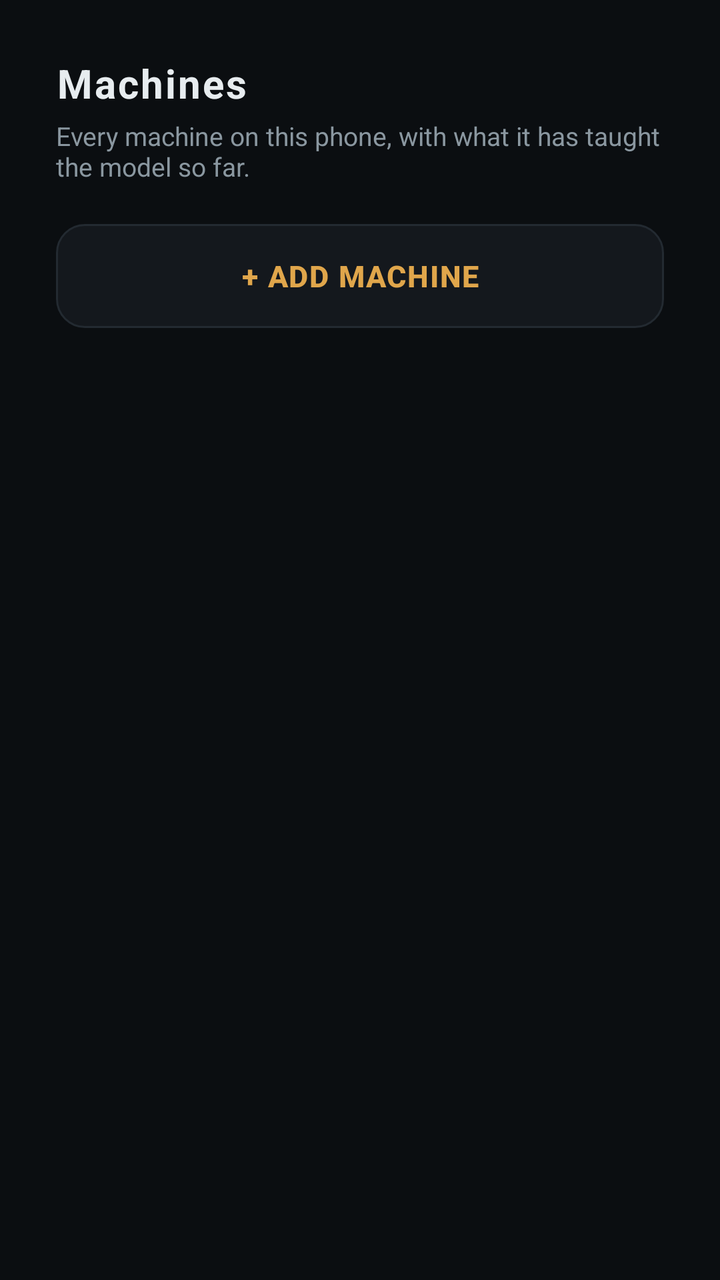
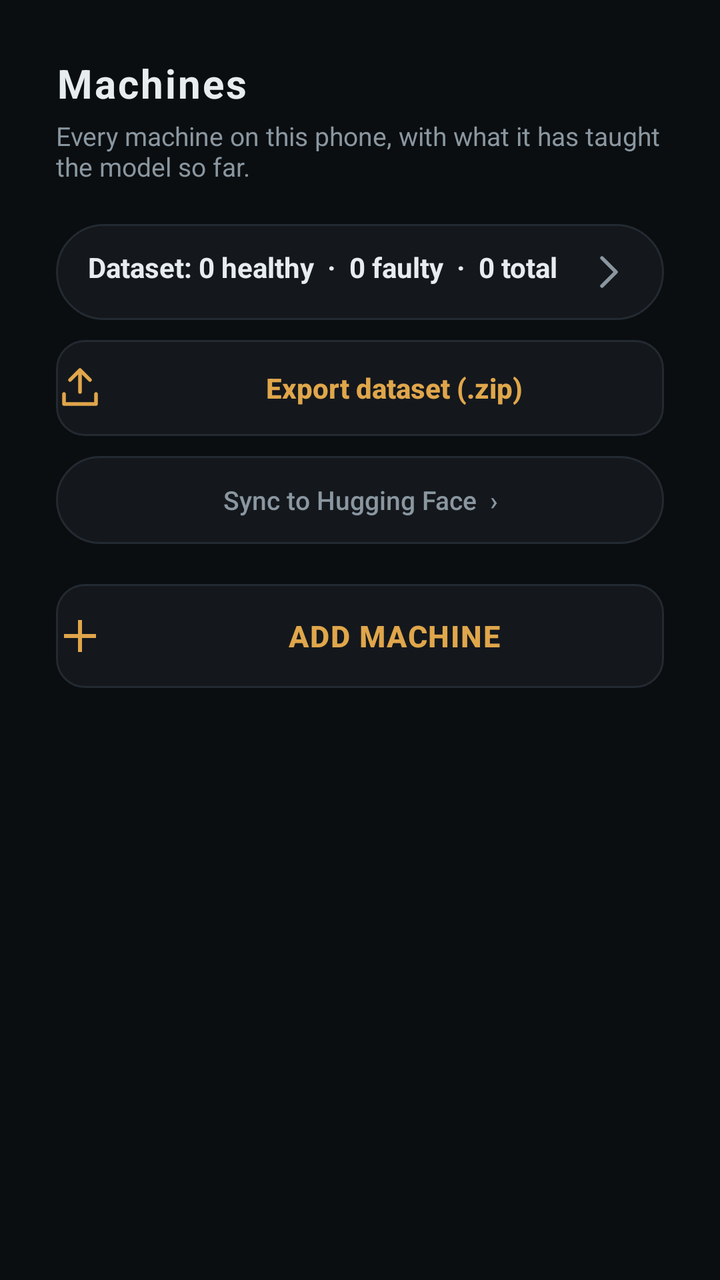

Two renders of the same Android screen: before a commit and after it. Below are the layout's source before the change and the commit's diff.
<!-- AndroidManifest.xml: application theme Theme.Injini -->
<!-- res/layout/activity_machine_list.xml -->
<?xml version="1.0" encoding="utf-8"?>
<androidx.constraintlayout.widget.ConstraintLayout
    android:id="@+id/listRoot"
    xmlns:android="http://schemas.android.com/apk/res/android"
    xmlns:app="http://schemas.android.com/apk/res-auto"
    android:layout_width="match_parent"
    android:layout_height="match_parent"
    android:background="@color/injini_bg"
    android:padding="28dp">

    <TextView
        android:id="@+id/title"
        android:layout_width="wrap_content"
        android:layout_height="wrap_content"
        android:text="Machines"
        android:textColor="@color/injini_text"
        android:textSize="20sp"
        android:letterSpacing="0.05"
        android:textStyle="bold"
        app:layout_constraintTop_toTopOf="parent"
        app:layout_constraintStart_toStartOf="parent" />

    <TextView
        android:id="@+id/subtitle"
        android:layout_width="0dp"
        android:layout_height="wrap_content"
        android:layout_marginTop="4dp"
        android:text="Every machine on this phone, with what it has taught the model so far."
        android:textColor="@color/injini_dim"
        android:textSize="13sp"
        app:layout_constraintTop_toBottomOf="@id/title"
        app:layout_constraintStart_toStartOf="parent"
        app:layout_constraintEnd_toEndOf="parent" />

    <androidx.appcompat.widget.AppCompatButton
        android:id="@+id/addMachineButton"
        android:layout_width="0dp"
        android:layout_height="52dp"
        android:layout_marginTop="20dp"
        android:background="@drawable/bg_button"
        android:text="+ Add machine"
        android:textColor="@color/injini_amber"
        android:textSize="15sp"
        android:textStyle="bold"
        android:letterSpacing="0.04"
        android:stateListAnimator="@null"
        app:layout_constraintTop_toBottomOf="@id/subtitle"
        app:layout_constraintStart_toStartOf="parent"
        app:layout_constraintEnd_toEndOf="parent" />

    <ScrollView
        android:layout_width="0dp"
        android:layout_height="0dp"
        android:layout_marginTop="20dp"
        app:layout_constraintTop_toBottomOf="@id/addMachineButton"
        app:layout_constraintBottom_toBottomOf="parent"
        app:layout_constraintStart_toStartOf="parent"
        app:layout_constraintEnd_toEndOf="parent">

        <LinearLayout
            android:id="@+id/machineList"
            android:layout_width="match_parent"
            android:layout_height="wrap_content"
            android:orientation="vertical" />
    </ScrollView>

</androidx.constraintlayout.widget.ConstraintLayout>
<!-- resources referenced by this layout -->
<resources>
  <color name="injini_amber">#E0A64B</color>
  <color name="injini_bg">#0B0E11</color>
  <color name="injini_dim">#8A97A0</color>
  <color name="injini_text">#E7ECEF</color>
  <!-- drawable bg_button (drawable) -->
  <?xml version="1.0" encoding="utf-8"?>
  <shape xmlns:android="http://schemas.android.com/apk/res/android" android:shape="rectangle">
      <solid android:color="@color/injini_surface" />
      <stroke android:width="1dp" android:color="@color/injini_line" />
      <corners android:radius="14dp" />
  </shape>
  <style name="Theme.Injini" parent="Theme.MaterialComponents.DayNight.NoActionBar">
          <item name="colorPrimary">@color/injini_amber</item>
          <item name="colorSecondary">@color/injini_green</item>
          <item name="android:windowBackground">@color/injini_bg</item>
          <item name="android:statusBarColor">@color/injini_bg</item>
          <item name="android:navigationBarColor">@color/injini_bg</item>
          <item name="android:windowLightStatusBar">false</item>
      </style>
  <color name="injini_surface">#14181D</color>
  <color name="injini_line">#232A31</color>
  <color name="injini_green">#5BB98C</color>
</resources>

<!-- the commit's change to res/layout/activity_machine_list.xml (unified diff, before → after) -->
@@ -32,19 +32,76 @@
         app:layout_constraintStart_toStartOf="parent"
         app:layout_constraintEnd_toEndOf="parent" />
 
+    
+    <TextView
+        android:id="@+id/datasetCard"
+        android:layout_width="0dp"
+        android:layout_height="wrap_content"
+        android:layout_marginTop="20dp"
+        android:layerType="software"
+        android:background="@drawable/bg_chip"
+        android:drawableEnd="@drawable/ic_chevron_24"
+        android:paddingHorizontal="16dp"
+        android:paddingVertical="12dp"
+        android:text="Dataset: 0 healthy  ·  0 faulty  ·  0 total"
+        android:textColor="@color/injini_text"
+        android:textSize="14sp"
+        android:textStyle="bold"
+        app:layout_constraintTop_toBottomOf="@id/subtitle"
+        app:layout_constraintStart_toStartOf="parent"
+        app:layout_constraintEnd_toEndOf="parent" />
+
+    <androidx.appcompat.widget.AppCompatButton
+        android:id="@+id/exportButton"
+        android:layout_width="0dp"
+        android:layout_height="48dp"
+        android:layout_marginTop="10dp"
+        android:layerType="software"
+        android:background="@drawable/bg_button"
+        android:drawableStart="@drawable/ic_export_24"
+        android:drawablePadding="10dp"
+        android:text="Export dataset (.zip)"
+        android:textColor="@color/injini_amber"
+        android:textSize="14sp"
+        android:textStyle="bold"
+        android:textAllCaps="false"
+        android:stateListAnimator="@null"
+        app:layout_constraintTop_toBottomOf="@id/datasetCard"
+        app:layout_constraintStart_toStartOf="parent"
+        app:layout_constraintEnd_toEndOf="parent" />
+
+    <androidx.appcompat.widget.AppCompatButton
+        android:id="@+id/hfSyncButton"
+        android:layout_width="0dp"
+        android:layout_height="44dp"
+        android:layout_marginTop="10dp"
+        android:layerType="software"
+        android:background="@drawable/bg_chip"
+        android:text="Sync to Hugging Face  ›"
+        android:textColor="@color/injini_dim"
+        android:textSize="13sp"
+        android:textAllCaps="false"
+        android:stateListAnimator="@null"
+        app:layout_constraintTop_toBottomOf="@id/exportButton"
+        app:layout_constraintStart_toStartOf="parent"
+        app:layout_constraintEnd_toEndOf="parent" />
+
     <androidx.appcompat.widget.AppCompatButton
         android:id="@+id/addMachineButton"
         android:layout_width="0dp"
         android:layout_height="52dp"
         android:layout_marginTop="20dp"
+        android:layerType="software"
         android:background="@drawable/bg_button"
-        android:text="+ Add machine"
+        android:drawableStart="@drawable/ic_add_24"
+        android:drawablePadding="10dp"
+        android:text="Add machine"
         android:textColor="@color/injini_amber"
         android:textSize="15sp"
         android:textStyle="bold"
         android:letterSpacing="0.04"
         android:stateListAnimator="@null"
-        app:layout_constraintTop_toBottomOf="@id/subtitle"
+        app:layout_constraintTop_toBottomOf="@id/hfSyncButton"
         app:layout_constraintStart_toStartOf="parent"
         app:layout_constraintEnd_toEndOf="parent" />
 
<!-- resource entries referenced after the edit -->
@@ -11,6 +11,61 @@
       <stroke android:width="1dp" android:color="@color/injini_line" />
       <corners android:radius="14dp" />
   </shape>
+  <!-- drawable bg_chip (drawable) -->
+  <?xml version="1.0" encoding="utf-8"?>
+  <shape xmlns:android="http://schemas.android.com/apk/res/android" android:shape="rectangle">
+      <solid android:color="@color/injini_surface" />
+      <stroke android:width="1dp" android:color="@color/injini_line" />
+      <corners android:radius="999dp" />
+  </shape>
+  <!-- drawable ic_add_24 (drawable) -->
+  <?xml version="1.0" encoding="utf-8"?>
+  <vector xmlns:android="http://schemas.android.com/apk/res/android"
+      android:width="24dp"
+      android:height="24dp"
+      android:viewportWidth="24"
+      android:viewportHeight="24">
+      <path
+          android:fillColor="#E0A64B"
+          android:pathData="M11,4 h2 v7 h7 v2 h-7 v7 h-2 v-7 h-7 v-2 h7 z" />
+  </vector>
+  <!-- drawable ic_chevron_24 (drawable) -->
+  <?xml version="1.0" encoding="utf-8"?>
+  <vector xmlns:android="http://schemas.android.com/apk/res/android"
+      android:width="24dp"
+      android:height="24dp"
+      android:viewportWidth="24"
+      android:viewportHeight="24">
+      <path
+          android:strokeColor="#8A97A0"
+          android:strokeWidth="1.8"
+          android:strokeLineCap="round"
+          android:strokeLineJoin="round"
+          android:fillColor="#00000000"
+          android:pathData="M9,5 L16,12 L9,19" />
+  </vector>
+  <!-- drawable ic_export_24 (drawable) -->
+  <?xml version="1.0" encoding="utf-8"?>
+  <vector xmlns:android="http://schemas.android.com/apk/res/android"
+      android:width="24dp"
+      android:height="24dp"
+      android:viewportWidth="24"
+      android:viewportHeight="24">
+      <path
+          android:strokeColor="#E0A64B"
+          android:strokeWidth="1.8"
+          android:strokeLineCap="round"
+          android:strokeLineJoin="round"
+          android:fillColor="#00000000"
+          android:pathData="M4,15 v5 h16 v-5" />
+      <path
+          android:strokeColor="#E0A64B"
+          android:strokeWidth="1.8"
+          android:strokeLineCap="round"
+          android:strokeLineJoin="round"
+          android:fillColor="#00000000"
+          android:pathData="M12,14 V3 M7,8 L12,3 L17,8" />
+  </vector>
   <style name="Theme.Injini" parent="Theme.MaterialComponents.DayNight.NoActionBar">
           <item name="colorPrimary">@color/injini_amber</item>
           <item name="colorSecondary">@color/injini_green</item>
